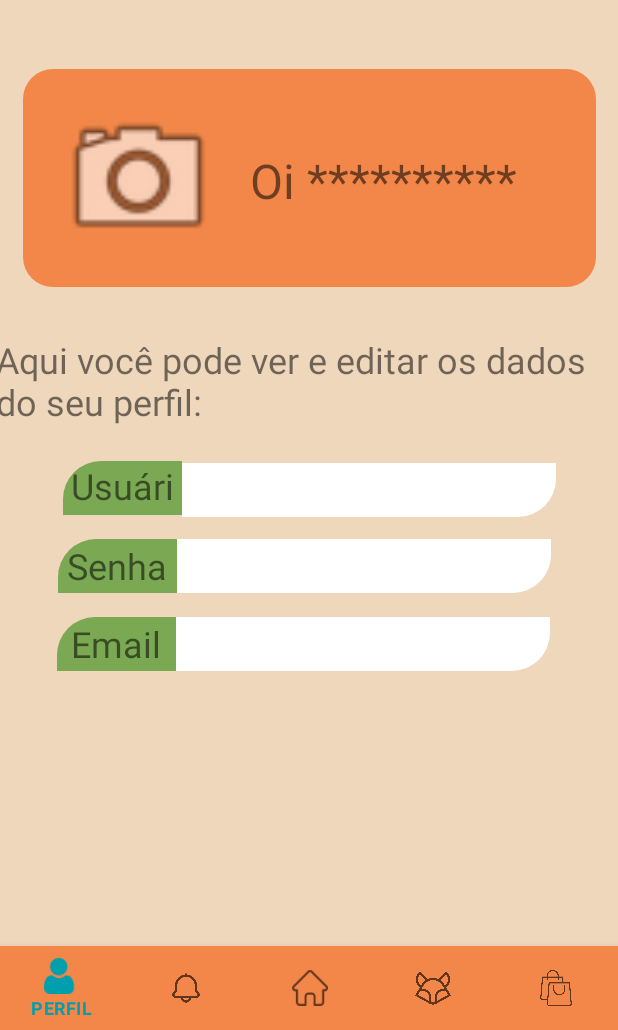
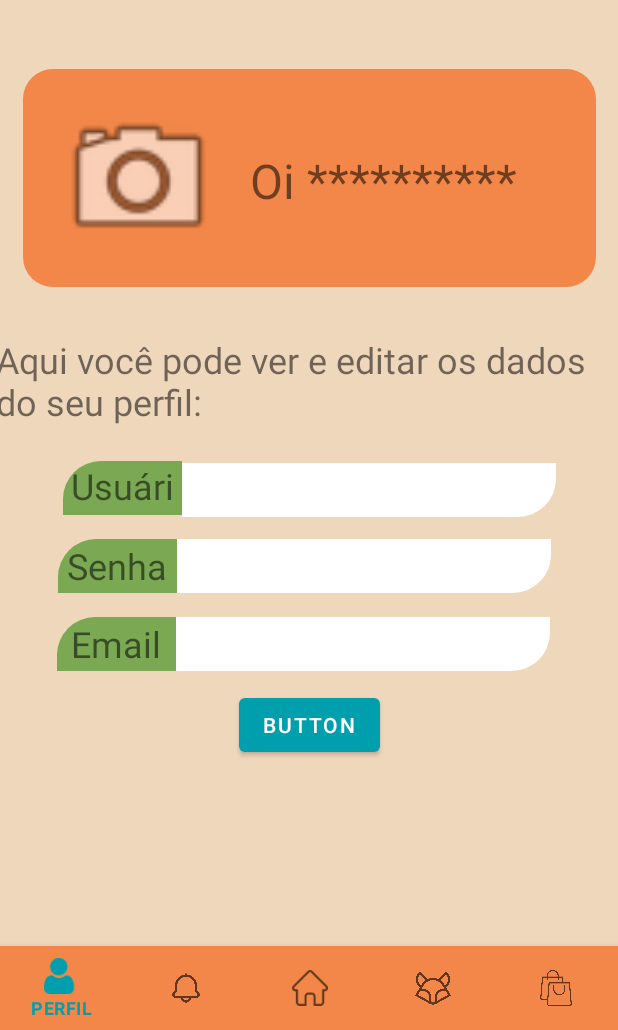
Before and after one commit to httpVictor/I-Fox-Android, an Android app: the PerfilFragment screen opened through its navigation route, on a phone screen of 412 x 824 dp, the part 206-1236 px from its top. Run offline under Robolectric (Android 15) with nearby library versions, the phone set to English and light mode, and no system bars; our stand-ins replace Volley, navigation-ui; network calls fail; Roboto replaces fonts that are not available here.

Commit message:
dia 29/05

```diff
--- a/app/src/main/java/com/example/i_fox_v1/telas/TelaLogin.java
+++ b/app/src/main/java/com/example/i_fox_v1/telas/TelaLogin.java
@@ -129,7 +129,6 @@ public class TelaLogin extends AppCompatActivity {
                 // pede para executar a requisicao
                 requisicao.add(login);
 
-
             }
         });
 
--- a/app/src/main/res/layout/fragment_perfil.xml
+++ b/app/src/main/res/layout/fragment_perfil.xml
@@ -120,6 +120,7 @@
                 android:ems="10"
                 android:inputType="textPersonName"
                 android:text="@string/editTextUsuario"
+                android:textColor="@color/black"
                 app:layout_constraintBottom_toBottomOf="parent"
                 app:layout_constraintEnd_toEndOf="parent"
                 app:layout_constraintTop_toTopOf="parent"
@@ -175,6 +176,7 @@
                 android:ems="10"
                 android:inputType="textPersonName"
                 android:text="@string/editTextSenha"
+                android:textColor="@color/black"
                 app:layout_constraintBottom_toBottomOf="parent"
                 app:layout_constraintEnd_toEndOf="parent"
                 app:layout_constraintTop_toTopOf="parent"
@@ -183,6 +185,7 @@
         </androidx.constraintlayout.widget.ConstraintLayout>
 
         <androidx.constraintlayout.widget.ConstraintLayout
+            android:id="@+id/constraintLayout11"
             android:layout_width="wrap_content"
             android:layout_height="wrap_content"
             android:layout_marginTop="16dp"
@@ -215,12 +218,23 @@
                 android:background="@drawable/shape_perfil_parte_dois"
                 android:ems="10"
                 android:inputType="textPersonName"
+                android:textColor="@color/black"
                 app:layout_constraintBottom_toBottomOf="parent"
                 app:layout_constraintEnd_toEndOf="parent"
                 app:layout_constraintTop_toTopOf="parent"
                 app:layout_constraintVertical_bias="0.0" />
         </androidx.constraintlayout.widget.ConstraintLayout>
 
+        <Button
+            android:id="@+id/btnAtualizar"
+            android:layout_width="wrap_content"
+            android:layout_height="wrap_content"
+            android:layout_marginTop="12dp"
+            android:text="Button"
+            app:layout_constraintEnd_toEndOf="parent"
+            app:layout_constraintStart_toStartOf="parent"
+            app:layout_constraintTop_toBottomOf="@+id/constraintLayout11" />
+
     </androidx.constraintlayout.widget.ConstraintLayout>
 
 
```
Also changed, not shown: app/src/main/java/com/example/i_fox_v1/fragments/PerfilFragment.java (+54 -5 lines).
